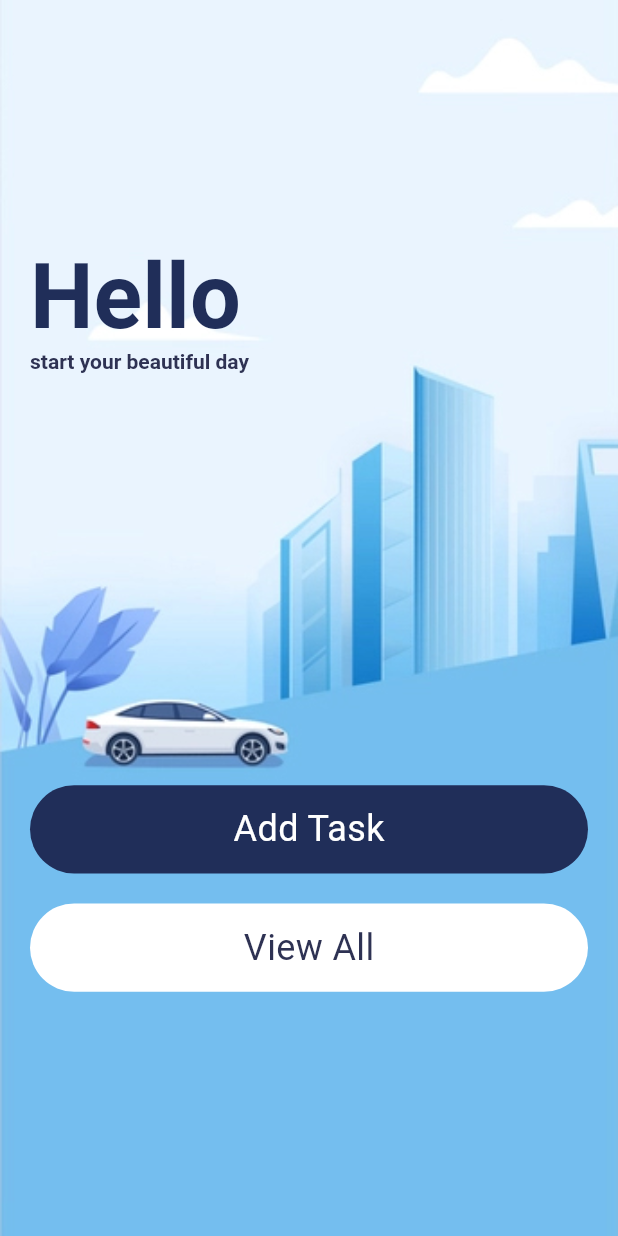
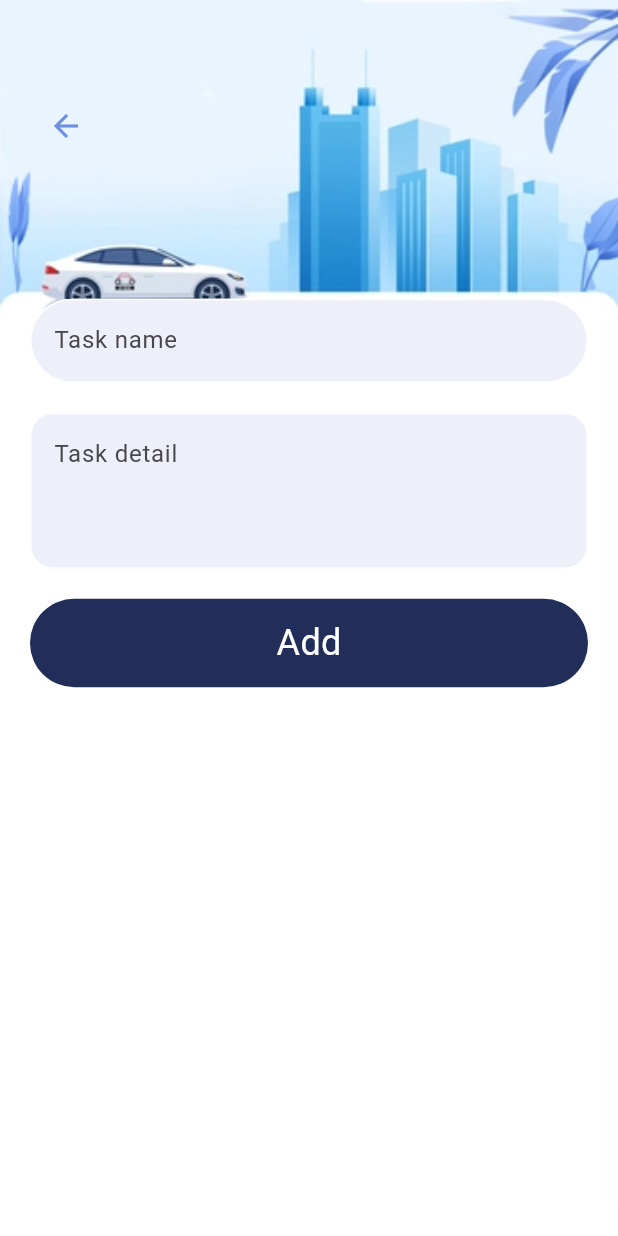
Before and after one commit to Daddy2054/todo_x, a Flutter app: the screen it shows after launch, on a phone screen of 412 x 824 dp. Run offline on Flutter 3.47's test engine with Material 2 defaults, Android fonts, the phone set to English and light mode, and no system bars.

Commit message:
AddTask screen, TextFieldWidget

```diff
--- a/lib/main.dart
+++ b/lib/main.dart
@@ -1,5 +1,5 @@
 import 'package:flutter/material.dart';
-import 'package:todo_x/screens/home_screen.dart';
+import 'package:todo_x/screens/add_task.dart';
 
 void main() {
   runApp(const MyApp());
@@ -17,7 +17,7 @@
         colorScheme: ColorScheme.fromSeed(seedColor: Colors.deepPurple),
         useMaterial3: true,
       ),
-      home: const HomeScreen(),
+      home: const AddTask(),
     );
   }
 }
--- /dev/null
+++ b/lib/screens/add_task.dart
@@ -0,0 +1,78 @@
+import 'package:flutter/material.dart';
+import 'package:todo_x/colors/app_colors.dart';
+import 'package:todo_x/widgets/button_widget.dart';
+import 'package:todo_x/widgets/textfield_widget.dart';
+
+class AddTask extends StatelessWidget {
+  const AddTask({super.key});
+
+  @override
+  Widget build(BuildContext context) {
+    TextEditingController nameController = TextEditingController();
+    TextEditingController detailController = TextEditingController();
+
+    return Scaffold(
+      body: Container(
+        width: double.maxFinite,
+        height: double.maxFinite,
+        padding: const EdgeInsets.only(left: 20, right: 20),
+        decoration: const BoxDecoration(
+          image: DecorationImage(
+            fit: BoxFit.cover,
+            image: AssetImage(
+              'assets/addtask1.jpg',
+            ),
+          ),
+        ),
+        child: Column(
+          crossAxisAlignment: CrossAxisAlignment.start,
+          mainAxisAlignment: MainAxisAlignment.spaceBetween,
+          children: [
+            Column(
+              children: [
+                const SizedBox(
+                  height: 60,
+                ),
+                IconButton(
+                  onPressed: () {},
+                  icon: const Icon(
+                    Icons.arrow_back,
+                    color: AppColors.secondaryColor,
+                  ),
+                ),
+              ],
+            ),
+            Column(
+              children: [
+                TextFieldWidget(
+                  textController: nameController,
+                  hintText: 'Task name',
+                ),
+                const SizedBox(
+                  height: 20,
+                ),
+                TextFieldWidget(
+                  textController: detailController,
+                  hintText: 'Task detail',
+                  borderRadius: 15,
+                  maxLines: 3,
+                ),
+                const SizedBox(
+                  height: 20,
+                ),
+                const ButtonWidget(
+                  backgroundcolor: AppColors.mainColor,
+                  text: 'Add',
+                  textColor: Colors.white,
+                ),
+              ],
+            ),
+            SizedBox(
+              height: MediaQuery.of(context).size.height / 3,
+            ),
+          ],
+        ),
+      ),
+    );
+  }
+}
--- /dev/null
+++ b/lib/widgets/textfield_widget.dart
@@ -0,0 +1,46 @@
+// ignore_for_file: public_member_api_docs, sort_constructors_first
+import 'package:flutter/material.dart';
+
+import '../colors/app_colors.dart';
+
+class TextFieldWidget extends StatelessWidget {
+  final TextEditingController textController;
+  final String hintText;
+  final double? borderRadius;
+  final int? maxLines;
+
+  const TextFieldWidget({
+    Key? key,
+    required this.textController,
+    required this.hintText,
+    this.borderRadius=30,
+    this.maxLines,
+  }) : super(key: key);
+
+  @override
+  Widget build(BuildContext context) {
+    return TextField(
+      maxLines: maxLines,
+      controller: textController,
+      decoration: InputDecoration(
+        filled: true,
+        fillColor: AppColors.textHolder,
+        hintText: hintText,
+        focusedBorder: OutlineInputBorder(
+          borderRadius: BorderRadius.circular(borderRadius!),
+          borderSide: const BorderSide(
+            color: Colors.white,
+            width: 1,
+          ),
+        ),
+        enabledBorder: OutlineInputBorder(
+          borderRadius: BorderRadius.circular(borderRadius!),
+          borderSide: const BorderSide(
+            color: Colors.white,
+            width: 1,
+          ),
+        ),
+      ),
+    );
+  }
+}
```
